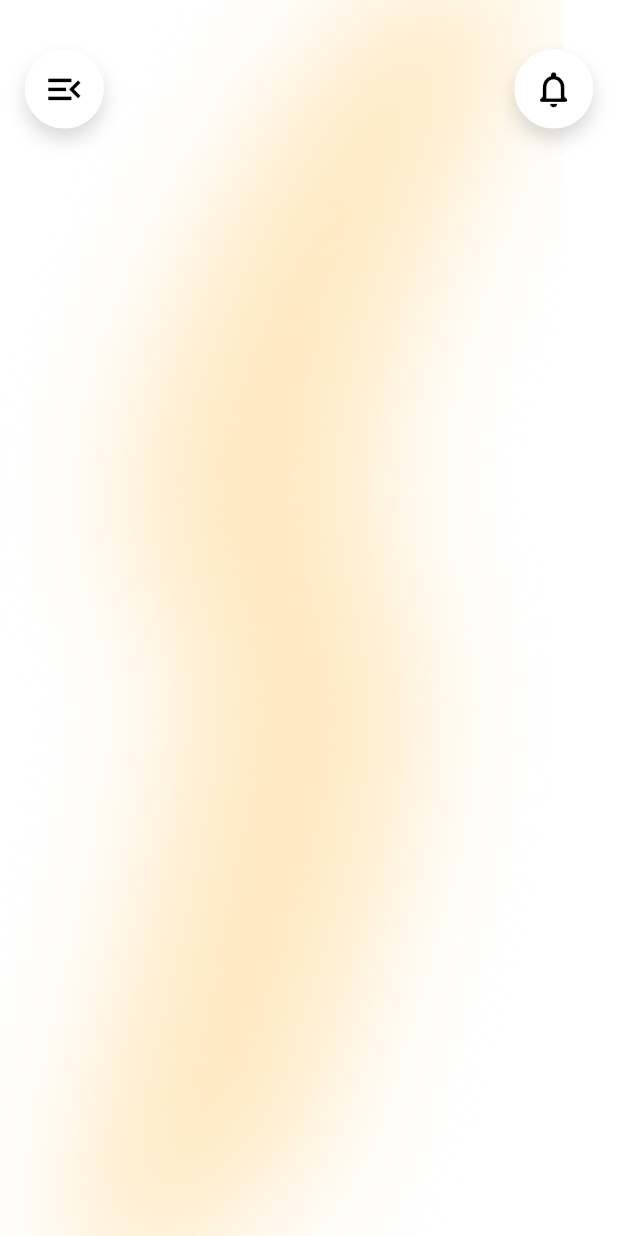
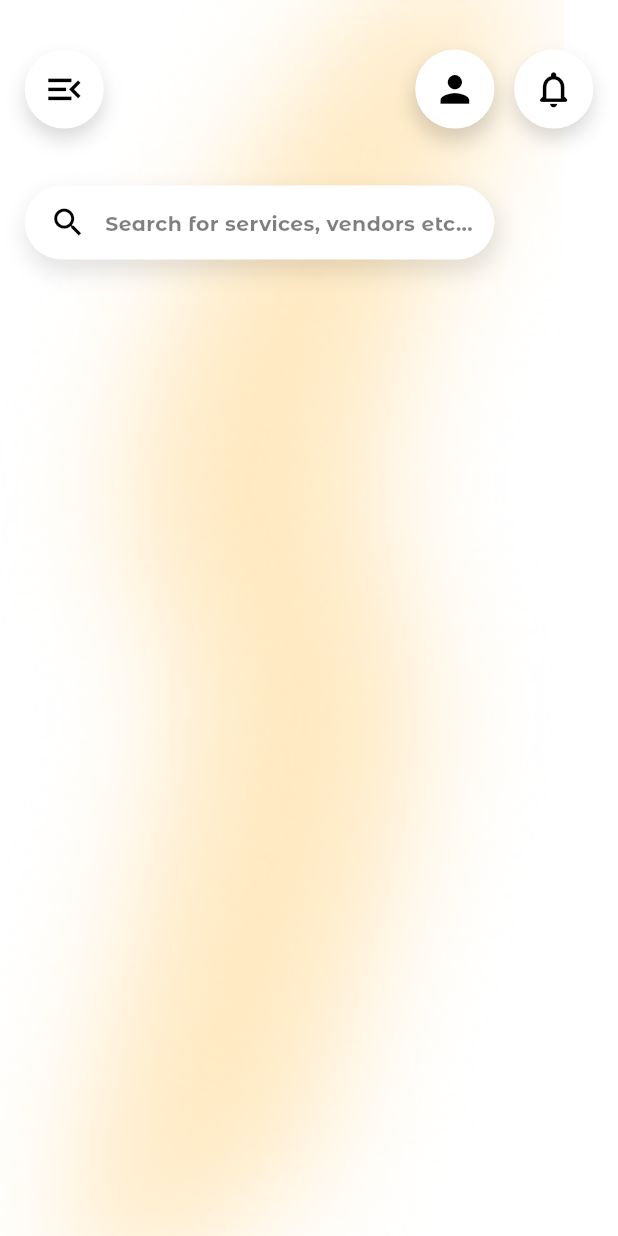
Before and after one commit to Alvin11David/Events-Uganda, a Flutter app: the screen it shows after launch, on a phone screen of 412 x 824 dp. Run offline on Flutter 3.47's test engine with Material 3 defaults, Android fonts, the phone set to English and light mode, and no system bars; our stand-ins replace firebase_auth, firebase_core, google_sign_in; accounts and stored records are empty.

Commit message:
Added a the search bar

```diff
--- a/events_uganda/lib/Users/Customers/Customer_Home_Screen.dart
+++ b/events_uganda/lib/Users/Customers/Customer_Home_Screen.dart
@@ -1,8 +1,5 @@
 import 'dart:ui';
-import 'package:events_uganda/Auth/Sign_In_Screen.dart';
-import 'package:firebase_auth/firebase_auth.dart';
 import 'package:flutter/material.dart';
-import 'package:google_sign_in/google_sign_in.dart';
 
 class CustomerHomeScreen extends StatefulWidget {
   const CustomerHomeScreen({super.key});
@@ -13,7 +10,6 @@ class CustomerHomeScreen extends StatefulWidget {
 
 class _CustomerHomeScreenState extends State<CustomerHomeScreen>
     with SingleTickerProviderStateMixin {
-
   @override
   Widget build(BuildContext context) {
     final screenWidth = MediaQuery.of(context).size.width;
@@ -46,16 +42,13 @@ class _CustomerHomeScreenState extends State<CustomerHomeScreen>
                 decoration: BoxDecoration(
                   color: Colors.white,
                   shape: BoxShape.circle,
-                border: Border.all(
-                  color: Colors.white,
-                  width: 3,
-                ),
+                  border: Border.all(color: Colors.white, width: 3),
                   boxShadow: [
                     BoxShadow(
                       color: Colors.black.withOpacity(0.15),
                       blurRadius: 10,
-                    offset: const Offset(0,7),
-                    )
+                      offset: const Offset(0, 7),
+                    ),
                   ],
                 ),
                 child: Center(
@@ -65,7 +58,35 @@ class _CustomerHomeScreenState extends State<CustomerHomeScreen>
                     size: screenWidth * 0.07,
                   ),
                 ),
-            )
+              ),
+            ),
+            Positioned(
+              top: screenHeight * 0.04,
+              right: screenWidth * 0.2,
+              child: Container(
+                width: screenWidth * 0.128,
+                height: screenWidth * 0.128,
+                decoration: BoxDecoration(
+                  color: Colors.white,
+                  shape: BoxShape.circle,
+                  border: Border.all(color: Colors.white, width: 3),
+                  boxShadow: [
+                    BoxShadow(
+                      color: Colors.black.withOpacity(0.15),
+                      blurRadius: 10,
+                      spreadRadius: 2,
+                      offset: const Offset(0, 7),
+                    ),
+                  ],
+                ),
+                child: Center(
+                  child: Icon(
+                    Icons.person,
+                    color: Colors.black,
+                    size: screenWidth * 0.07,
+                  ),
+                ),
+              ),
             ),
             Positioned(
               top: screenHeight * 0.04,
@@ -76,16 +97,13 @@ class _CustomerHomeScreenState extends State<CustomerHomeScreen>
                 decoration: BoxDecoration(
                   color: Colors.white,
                   shape: BoxShape.circle,
-                border: Border.all(
-                  color: Colors.white,
-                  width: 3,
-                ),
+                  border: Border.all(color: Colors.white, width: 3),
                   boxShadow: [
                     BoxShadow(
                       color: Colors.black.withOpacity(0.15),
                       blurRadius: 10,
-                    offset: const Offset(0,7),
-                    )
+                      offset: const Offset(0, 7),
+                    ),
                   ],
                 ),
                 child: Center(
@@ -95,8 +113,51 @@ class _CustomerHomeScreenState extends State<CustomerHomeScreen>
                     size: screenWidth * 0.07,
                   ),
                 ),
+              ),
+            ),
+            Positioned(
+              top: screenHeight * 0.15,
+              left: screenWidth * 0.04,
+              right: screenWidth * 0.2,
+              child: Container(
+                height: screenWidth * 0.12,
+                decoration: BoxDecoration(
+                color: Colors.white,
+                borderRadius: BorderRadius.circular(30),
+                boxShadow: [
+                  BoxShadow(
+                    color: Colors.black.withOpacity(0.1),
+                    blurRadius: 12,
+                    spreadRadius: 2,
+                    offset: const Offset(2,7),
+                  ),
+                ],
+                ),
+                child: Row(
+                  children: [
+                    Padding(
+                    padding: EdgeInsets.only(left: screenWidth * 0.04),
+                    child: Icon(
+                      Icons.search,
+                      color: Colors.black,
+                      size: screenWidth * 0.06,
+                    ),
+                    ),
+                    SizedBox(width: screenWidth * 0.03),
+                    Expanded(
+                      child: Text(
+                        'Search for services, vendors etc...',
+                        style: TextStyle(
+                          color: Colors.black.withOpacity(0.5),
+                          fontSize: screenWidth * 0.033,
+                          fontFamily: 'Montserrat',
                         )
                       ),
+                      )
+                  ],
+                ),
+              )
+            )
           ],
         ),
       ),
```
Lines whose indentation alone changed are shown as unchanged.
